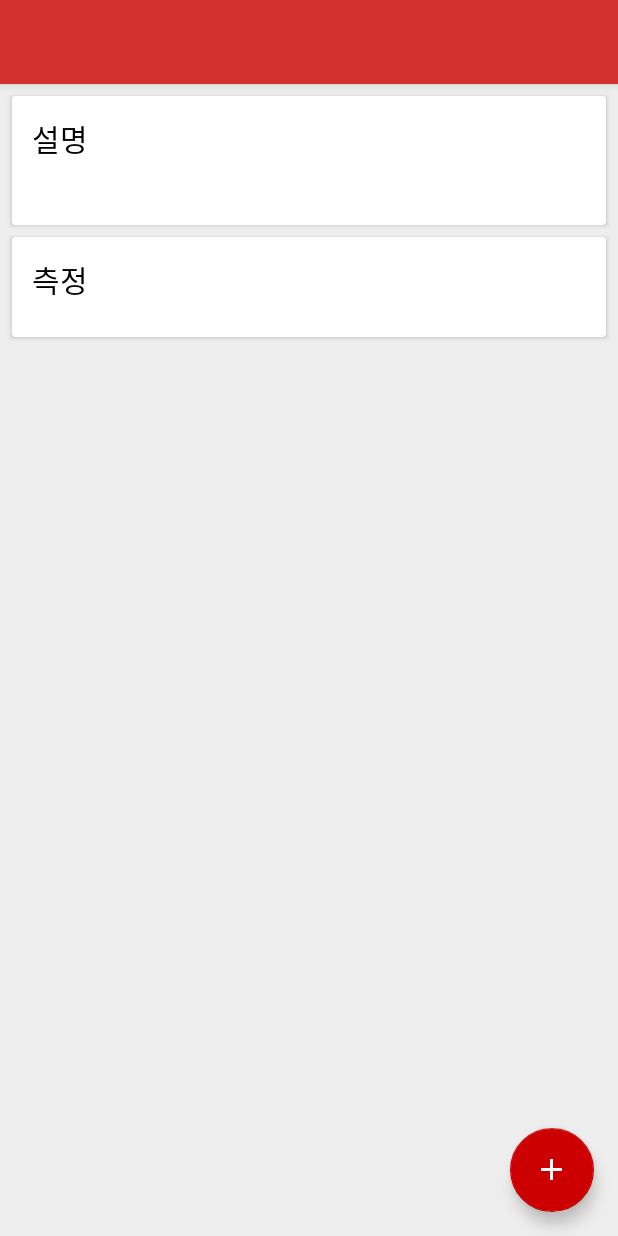
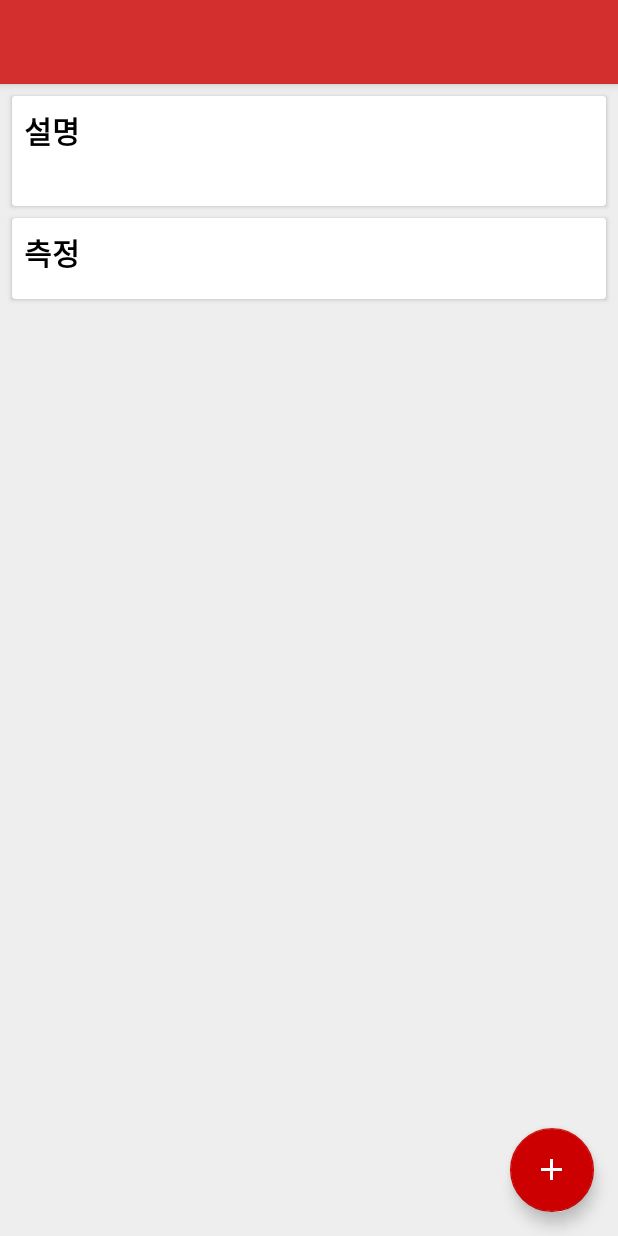
Before and after one commit to rlj1202/LittleLaboratory, an Android app: the layout activity_experiment.xml on its own in the app's theme, with its tools: preview values and no code run, on a phone screen of 412 x 824 dp. Run offline under Robolectric (Android 15) with nearby library versions, the phone set to English and light mode, and no system bars.

Commit message:
2016/10/06 @Home

```diff
--- a/app/src/main/AndroidManifest.xml
+++ b/app/src/main/AndroidManifest.xml
@@ -9,7 +9,7 @@
 
     <application
         android:allowBackup="true"
-        android:icon="@mipmap/ic_launcher"
+        android:icon="@drawable/ic_launcher"
         android:label="@string/app_name"
         android:supportsRtl="true"
         android:theme="@style/AppTheme">
--- a/app/src/main/java/redlaboratory/littlelaboratory/ExperimentActivity.java
+++ b/app/src/main/java/redlaboratory/littlelaboratory/ExperimentActivity.java
@@ -200,10 +200,12 @@ public class ExperimentActivity extends AppCompatActivity {
 
         MeasurementsListViewAdapter adapter = new MeasurementsListViewAdapter(this, items);
 
+
         ListView measurementListView = (ListView) findViewById(R.id.measurements);
         measurementListView.setAdapter(adapter);
-//        measurementListView.setEmptyView(inflater.inflate(R.layout.item_measurements_empty, null));
-        measurementListView.setEmptyView(findViewById(R.id.description));
+        View emptyView = getLayoutInflater().inflate(R.layout.item_measurements_empty, measurementListView, false);
+        ((ViewGroup) measurementListView.getParent()).addView(emptyView);
+        measurementListView.setEmptyView(emptyView);
 
         for (long measurementId : experiment.getMeasurements()) {
             Log.i("LittleLaboratory", "Load measurementListViewItem: " + measurementId);
--- a/app/src/main/res/layout/activity_experiment.xml
+++ b/app/src/main/res/layout/activity_experiment.xml
@@ -40,7 +40,7 @@
                     android:layout_marginTop="8dp"
                     android:layout_marginLeft="8dp"
                     android:layout_marginRight="8dp"
-                    card_view:contentPadding="13dp"
+                    card_view:contentPadding="8dp"
                     card_view:cardCornerRadius="2dp">
                     <LinearLayout
                         android:orientation="vertical"
@@ -49,14 +49,15 @@
                         <TextView
                             android:layout_width="match_parent"
                             android:layout_height="wrap_content"
+                            android:layout_marginBottom="8dp"
                             android:textSize="20sp"
                             android:textColor="#000000"
-                            android:text="@string/description"/>
+                            android:text="@string/description"
+                            android:textStyle="bold" />
                         <TextView
                             android:id="@+id/description"
                             android:layout_width="match_parent"
-                            android:layout_height="wrap_content"
-                            android:layout_marginTop="10dp"/>
+                            android:layout_height="wrap_content" />
                     </LinearLayout>
                 </android.support.v7.widget.CardView>
                 <android.support.v7.widget.CardView
@@ -66,7 +67,7 @@
                     android:layout_marginLeft="8dp"
                     android:layout_marginRight="8dp"
                     android:layout_marginBottom="8dp"
-                    card_view:contentPadding="13dp"
+                    card_view:contentPadding="8dp"
                     card_view:cardCornerRadius="2dp">
                     <LinearLayout
                         android:orientation="vertical"
@@ -75,14 +76,15 @@
                         <TextView
                             android:layout_width="match_parent"
                             android:layout_height="wrap_content"
+                            android:layout_marginBottom="8dp"
                             android:text="@string/measurement"
                             android:textSize="20sp"
-                            android:textColor="#000000"/>
+                            android:textColor="#000000"
+                            android:textStyle="bold"/>
                         <ListView
                             android:id="@+id/measurements"
                             android:layout_width="match_parent"
                             android:layout_height="wrap_content"
-                            android:layout_marginTop="10dp"
                             android:divider="@null"
                             android:dividerHeight="0dp"/>
                     </LinearLayout>
--- a/build.gradle
+++ b/build.gradle
@@ -5,7 +5,7 @@ buildscript {
         jcenter()
     }
     dependencies {
-        classpath 'com.android.tools.build:gradle:2.1.3'
+        classpath 'com.android.tools.build:gradle:2.2.0'
 
         // NOTE: Do not place your application dependencies here; they belong
         // in the individual module build.gradle files
```
Also changed, not shown: app/src/main/res/drawable-hdpi/ic_launcher.png (added), app/src/main/res/drawable-ldpi/ic_launcher.png (added), app/src/main/res/drawable-mdpi/ic_launcher.png (added), app/src/main/res/drawable-xhdpi/ic_launcher.png (added).
